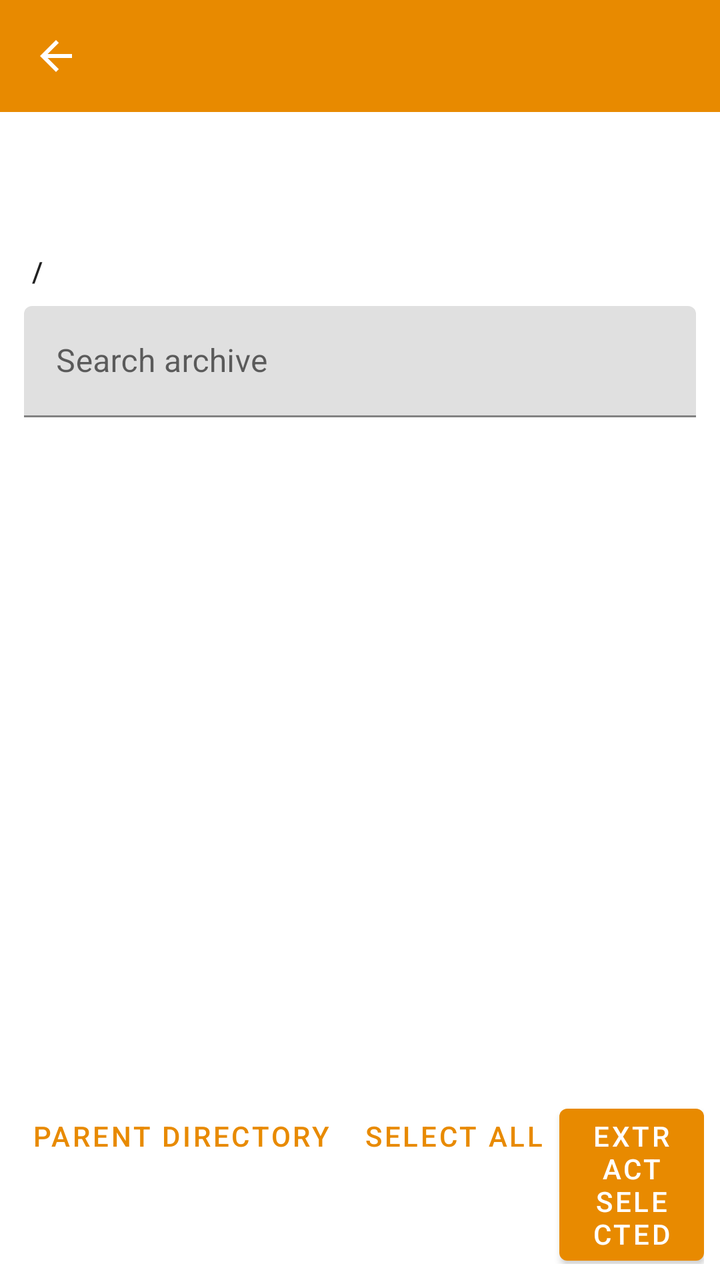
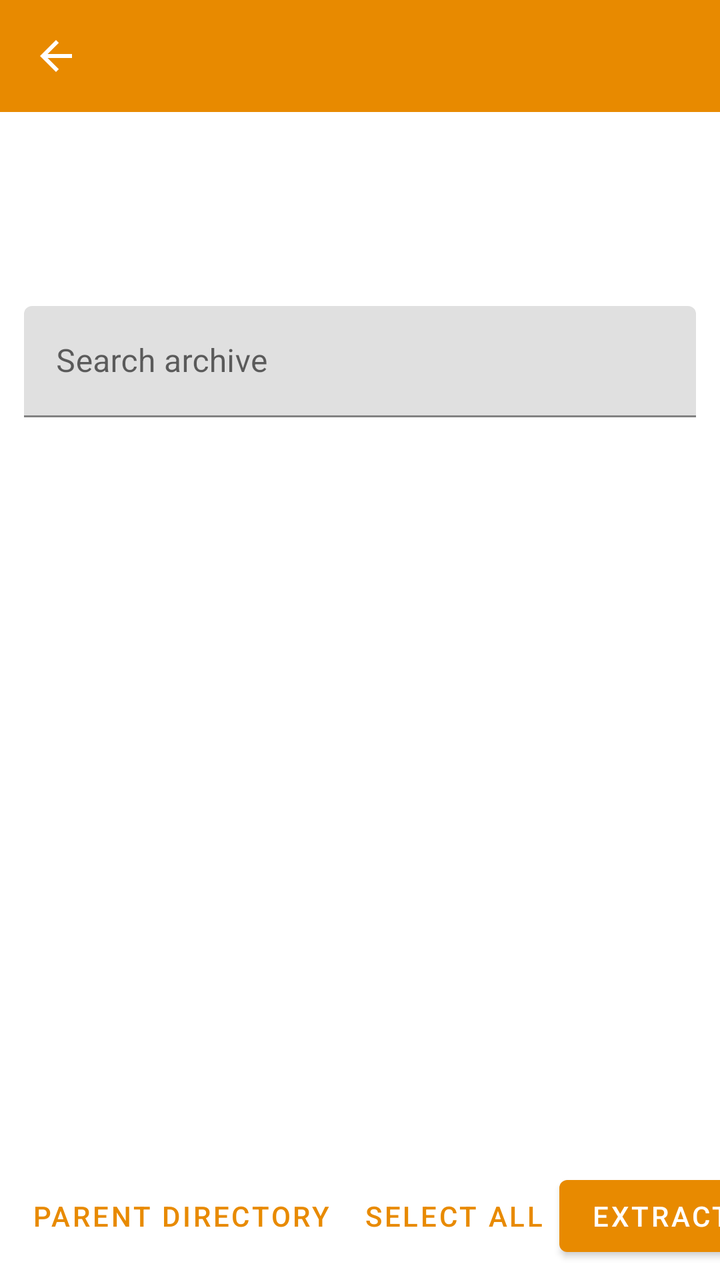

Screens rendered from an Android XML layout before and after an edit, with the pre-edit source and the edit as a unified diff.
<!-- AndroidManifest.xml: activity theme AppTheme -->
<!-- res/layout/activity_archive_browser.xml -->
<?xml version="1.0" encoding="utf-8"?>
<LinearLayout xmlns:android="http://schemas.android.com/apk/res/android"
    xmlns:app="http://schemas.android.com/apk/res-auto"
    android:layout_width="match_parent"
    android:layout_height="match_parent"
    android:background="@color/window_background"
    android:fitsSystemWindows="true"
    android:orientation="vertical">

    <com.google.android.material.appbar.MaterialToolbar
        android:id="@+id/toolbar"
        android:layout_width="match_parent"
        android:layout_height="?attr/actionBarSize"
        android:background="?attr/colorPrimary"
        android:title="@string/app_name"
        android:titleTextColor="@color/toolbar_text"
        app:navigationIcon="@drawable/ic_arrow_back" />

    <TextView
        android:id="@+id/archiveName"
        android:layout_width="match_parent"
        android:layout_height="wrap_content"
        android:ellipsize="middle"
        android:maxLines="1"
        android:paddingStart="16dp"
        android:paddingTop="12dp"
        android:paddingEnd="16dp"
        android:textAppearance="?attr/textAppearanceHeadline6" />

    <TextView
        android:id="@+id/archiveSummary"
        android:layout_width="match_parent"
        android:layout_height="wrap_content"
        android:paddingStart="16dp"
        android:paddingTop="4dp"
        android:paddingEnd="16dp"
        android:textAppearance="?attr/textAppearanceBody2" />

    <TextView
        android:id="@+id/currentPath"
        android:layout_width="match_parent"
        android:layout_height="wrap_content"
        android:ellipsize="start"
        android:maxLines="1"
        android:paddingStart="16dp"
        android:paddingTop="8dp"
        android:paddingEnd="16dp"
        android:text="/"
        android:textAppearance="?attr/textAppearanceSubtitle2" />

    <com.google.android.material.textfield.TextInputLayout
        android:layout_width="match_parent"
        android:layout_height="wrap_content"
        android:layout_marginStart="12dp"
        android:layout_marginTop="8dp"
        android:layout_marginEnd="12dp"
        android:hint="@string/text_search_hint"
        app:endIconMode="clear_text">

        <com.google.android.material.textfield.TextInputEditText
            android:id="@+id/searchInput"
            android:layout_width="match_parent"
            android:layout_height="wrap_content"
            android:inputType="text"
            android:maxLines="1" />

    </com.google.android.material.textfield.TextInputLayout>

    <com.google.android.material.progressindicator.LinearProgressIndicator
        android:id="@+id/progress"
        android:layout_width="match_parent"
        android:layout_height="wrap_content"
        android:indeterminate="true"
        android:visibility="gone" />

    <TextView
        android:id="@+id/message"
        android:layout_width="match_parent"
        android:layout_height="wrap_content"
        android:gravity="center"
        android:padding="16dp"
        android:textAppearance="?attr/textAppearanceBody1"
        android:visibility="gone" />

    <androidx.recyclerview.widget.RecyclerView
        android:id="@+id/entryList"
        android:layout_width="match_parent"
        android:layout_height="0dp"
        android:layout_weight="1"
        android:clipToPadding="false"
        android:paddingTop="8dp"
        android:paddingBottom="8dp" />

    <TextView
        android:id="@+id/selectedCount"
        android:layout_width="match_parent"
        android:layout_height="wrap_content"
        android:paddingStart="16dp"
        android:paddingTop="8dp"
        android:paddingEnd="16dp"
        android:textAppearance="?attr/textAppearanceCaption" />

    <LinearLayout
        android:layout_width="match_parent"
        android:layout_height="wrap_content"
        android:gravity="end"
        android:orientation="horizontal"
        android:paddingStart="8dp"
        android:paddingTop="4dp"
        android:paddingEnd="8dp"
        android:paddingBottom="8dp">

        <com.google.android.material.button.MaterialButton
            android:id="@+id/upButton"
            style="@style/Widget.MaterialComponents.Button.TextButton"
            android:layout_width="wrap_content"
            android:layout_height="wrap_content"
            android:text="@string/text_parent_directory" />

        <com.google.android.material.button.MaterialButton
            android:id="@+id/selectAllButton"
            style="@style/Widget.MaterialComponents.Button.TextButton"
            android:layout_width="wrap_content"
            android:layout_height="wrap_content"
            android:text="@string/dialog_button_select_all" />

        <com.google.android.material.button.MaterialButton
            android:id="@+id/extractButton"
            android:layout_width="wrap_content"
            android:layout_height="wrap_content"
            android:text="@string/text_extract_selected" />

    </LinearLayout>

</LinearLayout>
<!-- resources referenced by this layout -->
<resources>
  <color name="toolbar_text">#FFFFFFFF</color>
  <color name="window_background">#FFFFFFFF</color>
  <!-- drawable ic_arrow_back (drawable) -->
  <?xml version="1.0" encoding="utf-8"?>
  <vector xmlns:android="http://schemas.android.com/apk/res/android"
      android:width="24dp"
      android:height="24dp"
      android:viewportWidth="24"
      android:viewportHeight="24">
      <path
          android:fillColor="#FFFFFFFF"
          android:pathData="M20,11H7.83l5.59,-5.59L12,4l-8,8 8,8 1.41,-1.41L7.83,13H20v-2z" />
  </vector>
  <string name="app_name">AutoJs6 Plugin - Archive Browser</string>
  <string name="dialog_button_select_all">Select all</string>
  <string name="text_extract_selected">Extract selected</string>
  <string name="text_parent_directory">Parent directory</string>
  <string name="text_search_hint">Search archive</string>
  <style name="AppTheme" parent="Theme.MaterialComponents.DayNight.NoActionBar">
          <item name="colorPrimary">@color/color_primary</item>
          <item name="colorPrimaryVariant">@color/color_primary_dark</item>
          <item name="colorSecondary">@color/color_secondary</item>
          <item name="android:colorAccent">@color/color_secondary</item>
          <item name="android:navigationBarColor">@color/window_background</item>
          <item name="android:windowActionModeOverlay">true</item>
          <item name="android:windowBackground">@color/window_background</item>
          <item name="windowActionModeOverlay">true</item>
      </style>
  <color name="color_primary">#E88A00</color>
  <color name="color_primary_dark">#A85A00</color>
  <color name="color_secondary">#0097A7</color>
</resources>

<!-- the commit's change to res/layout/activity_archive_browser.xml (unified diff, before → after) -->
@@ -45,7 +45,6 @@
         android:paddingStart="16dp"
         android:paddingTop="8dp"
         android:paddingEnd="16dp"
-        android:text="/"
         android:textAppearance="?attr/textAppearanceSubtitle2" />
 
     <com.google.android.material.textfield.TextInputLayout
@@ -100,36 +99,52 @@
         android:paddingEnd="16dp"
         android:textAppearance="?attr/textAppearanceCaption" />
 
-    <LinearLayout
+    <HorizontalScrollView
         android:layout_width="match_parent"
         android:layout_height="wrap_content"
-        android:gravity="end"
-        android:orientation="horizontal"
-        android:paddingStart="8dp"
-        android:paddingTop="4dp"
-        android:paddingEnd="8dp"
-        android:paddingBottom="8dp">
+        android:fillViewport="true"
+        android:scrollbars="none">
 
-        <com.google.android.material.button.MaterialButton
-            android:id="@+id/upButton"
-            style="@style/Widget.MaterialComponents.Button.TextButton"
+        <LinearLayout
             android:layout_width="wrap_content"
             android:layout_height="wrap_content"
-            android:text="@string/text_parent_directory" />
+            android:gravity="end"
+            android:orientation="horizontal"
+            android:paddingStart="8dp"
+            android:paddingTop="4dp"
+            android:paddingEnd="8dp"
+            android:paddingBottom="8dp">
 
-        <com.google.android.material.button.MaterialButton
-            android:id="@+id/selectAllButton"
-            style="@style/Widget.MaterialComponents.Button.TextButton"
-            android:layout_width="wrap_content"
-            android:layout_height="wrap_content"
-            android:text="@string/dialog_button_select_all" />
+            <com.google.android.material.button.MaterialButton
+                android:id="@+id/upButton"
+                style="@style/Widget.MaterialComponents.Button.TextButton"
+                android:layout_width="wrap_content"
+                android:layout_height="wrap_content"
+                android:text="@string/text_parent_directory" />
 
-        <com.google.android.material.button.MaterialButton
-            android:id="@+id/extractButton"
-            android:layout_width="wrap_content"
-            android:layout_height="wrap_content"
-            android:text="@string/text_extract_selected" />
+            <com.google.android.material.button.MaterialButton
+                android:id="@+id/selectAllButton"
+                style="@style/Widget.MaterialComponents.Button.TextButton"
+                android:layout_width="wrap_content"
+                android:layout_height="wrap_content"
+                android:text="@string/dialog_button_select_all" />
 
-    </LinearLayout>
+            <com.google.android.material.button.MaterialButton
+                android:id="@+id/cancelButton"
+                style="@style/Widget.MaterialComponents.Button.TextButton"
+                android:layout_width="wrap_content"
+                android:layout_height="wrap_content"
+                android:text="@string/dialog_button_cancel"
+                android:visibility="gone" />
+
+            <com.google.android.material.button.MaterialButton
+                android:id="@+id/extractButton"
+                android:layout_width="wrap_content"
+                android:layout_height="wrap_content"
+                android:text="@string/text_extract_selected" />
+
+        </LinearLayout>
+
+    </HorizontalScrollView>
 
 </LinearLayout>
<!-- resource entries referenced after the edit -->
@@ -14,6 +14,7 @@
           android:pathData="M20,11H7.83l5.59,-5.59L12,4l-8,8 8,8 1.41,-1.41L7.83,13H20v-2z" />
   </vector>
   <string name="app_name">AutoJs6 Plugin - Archive Browser</string>
+  <string name="dialog_button_cancel">Cancel</string>
   <string name="dialog_button_select_all">Select all</string>
   <string name="text_extract_selected">Extract selected</string>
   <string name="text_parent_directory">Parent directory</string>
